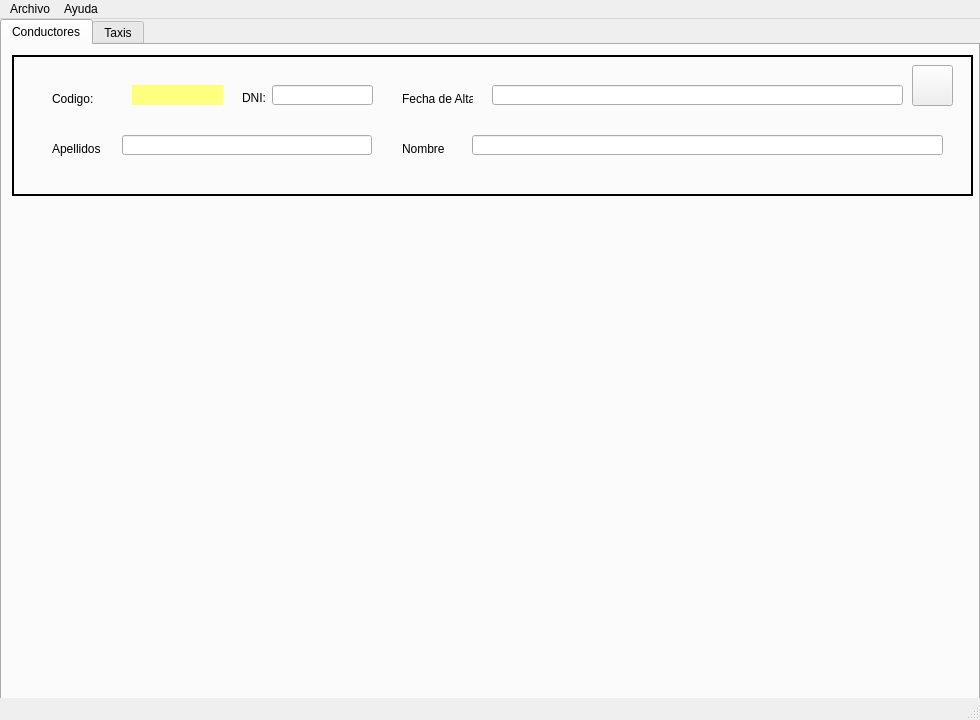
Old version of the form MainWindow.ui in the repository javierlago/lagoamoedo.
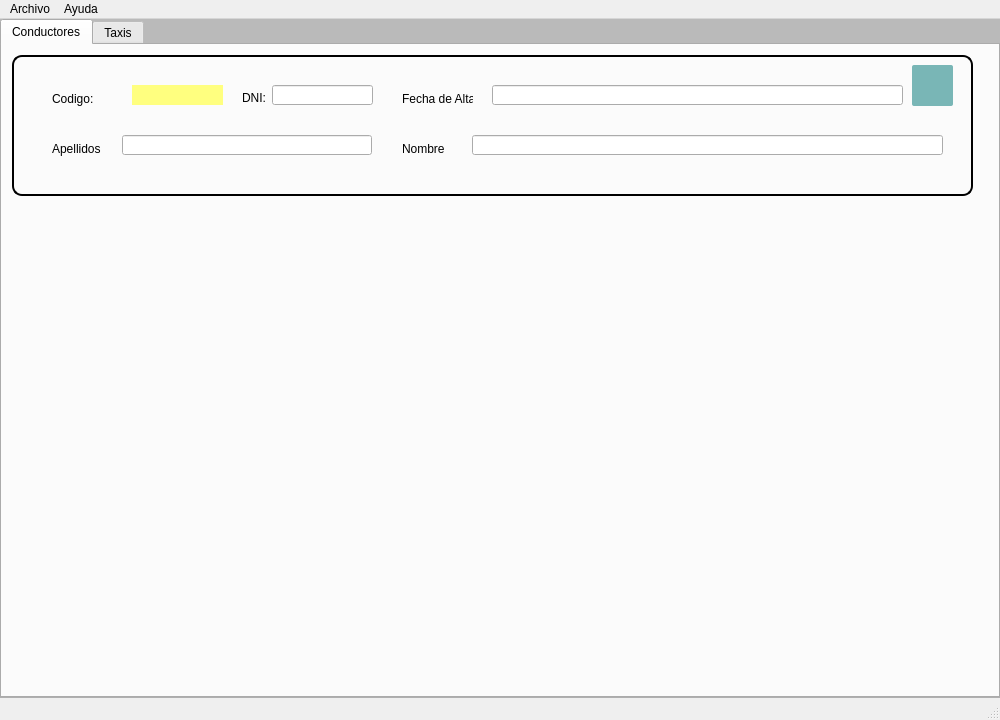
New version of the form. Icons and pictures are not drawn.

The edit to the form file:
```diff
--- a/MainWindow.ui
+++ b/MainWindow.ui
@@ -9,7 +9,7 @@
    <rect>
     <x>0</x>
     <y>0</y>
-    <width>980</width>
+    <width>1000</width>
     <height>720</height>
    </rect>
   </property>
@@ -21,8 +21,8 @@
   </property>
   <property name="minimumSize">
    <size>
-    <width>800</width>
-    <height>600</height>
+    <width>1000</width>
+    <height>720</height>
    </size>
   </property>
   <property name="maximumSize">
@@ -38,6 +38,12 @@
    <iconset>
     <normaloff>../../.designer/backup/img/3986726-man-taxi-transport-icon_112967.svg</normaloff>../../.designer/backup/img/3986726-man-taxi-transport-icon_112967.svg</iconset>
   </property>
+  <property name="styleSheet">
+   <string notr="true">QWidget#centralwidget{
+	background-color: rgb(186, 186, 186);
+
+}</string>
+  </property>
   <property name="iconSize">
    <size>
     <width>35</width>
@@ -80,8 +86,8 @@
         <widget class="QTabWidget" name="tabPrincipal">
          <property name="minimumSize">
           <size>
-           <width>980</width>
-           <height>700</height>
+           <width>0</width>
+           <height>0</height>
           </size>
          </property>
          <property name="tabPosition">
@@ -109,7 +115,7 @@
           <attribute name="title">
            <string>Conductores</string>
           </attribute>
-          <widget class="QFrame" name="frame">
+          <widget class="QFrame" name="boxInfo">
            <property name="enabled">
             <bool>true</bool>
            </property>
@@ -130,14 +136,20 @@
            <property name="autoFillBackground">
             <bool>false</bool>
            </property>
+           <property name="styleSheet">
+            <string notr="true">QWidget#boxInfo{
+border-radius:10px;
+border: 2px solid black;
+}</string>
+           </property>
            <property name="frameShape">
-            <enum>QFrame::Box</enum>
+            <enum>QFrame::Panel</enum>
            </property>
            <property name="frameShadow">
             <enum>QFrame::Plain</enum>
            </property>
            <property name="lineWidth">
-            <number>2</number>
+            <number>5</number>
            </property>
            <widget class="QLineEdit" name="txtDni">
             <property name="geometry">
@@ -296,6 +308,10 @@
               <height>41</height>
              </rect>
             </property>
+            <property name="styleSheet">
+             <string notr="true">border-radius:2px;
+background-color: rgb(121, 182, 182);</string>
+            </property>
             <property name="text">
              <string/>
             </property>
@@ -330,7 +346,7 @@
     <rect>
      <x>0</x>
      <y>0</y>
-     <width>980</width>
+     <width>1000</width>
      <height>21</height>
     </rect>
    </property>
```
